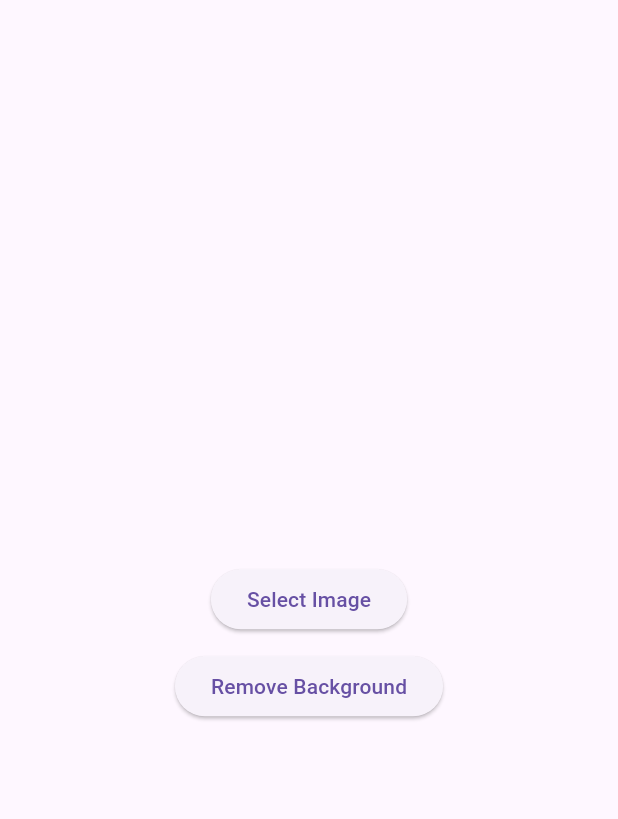
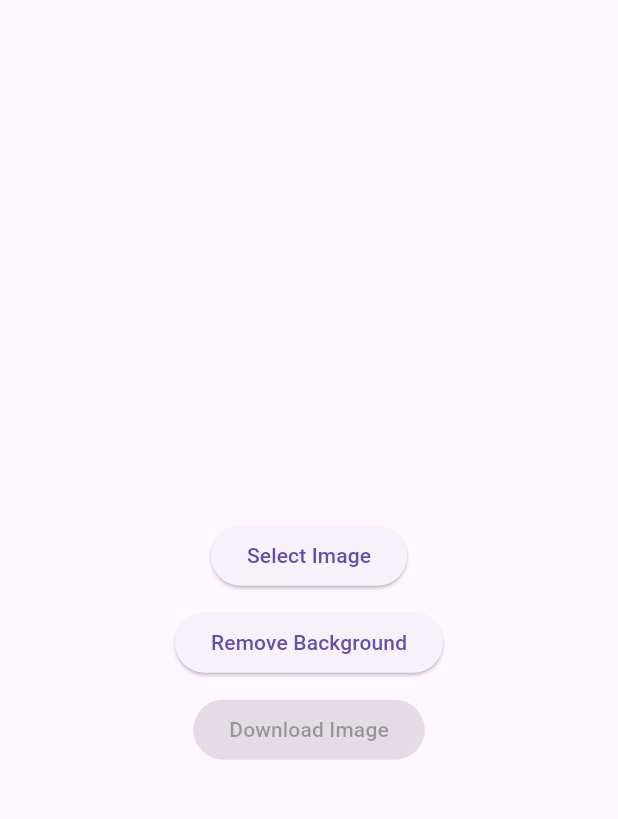
Before and after one commit to apon10510/background_remove_flutter, a Flutter app: the screen it shows after launch, after a tap on "Select Image", on a phone screen of 412 x 824 dp, the part 63-882 px from its top. Run offline on Flutter 3.47's test engine with Material 3 defaults, Android fonts, the phone set to English and light mode, and no system bars; missing offline and left inert: dart:html.

Commit message:
image save add

```diff
--- a/frontend/lib/main.dart
+++ b/frontend/lib/main.dart
@@ -1,8 +1,7 @@
 import 'dart:typed_data';
+import 'dart:html' as html;
 import 'package:flutter/material.dart';
-import 'package:image_picker/image_picker.dart';
 import 'package:http/http.dart' as http;
-import 'package:http_parser/http_parser.dart';
 
 void main() {
   runApp(MyApp());
@@ -32,48 +31,46 @@ class _HomePageState extends State<HomePage> {
   String _statusMessage = '';
 
   Future<void> _getImage() async {
-    try {
-      final picker = ImagePicker();
-      final pickedFile = await picker.pickImage(source: ImageSource.gallery);
+    final html.FileUploadInputElement input = html.FileUploadInputElement()..accept = 'image/*';
+    input.click();
 
-      if (pickedFile != null) {
-        final bytes = await pickedFile.readAsBytes();
-        setState(() {
-          _imageBytes = bytes;
-          _imageName = pickedFile.name;
-          _processedImageBytes = null;
-          _statusMessage = 'Image selected: ${pickedFile.name}';
-        });
-      }
-    } catch (e) {
+    await input.onChange.first;
+    if (input.files!.isNotEmpty) {
+      final file = input.files![0];
+      final reader = html.FileReader();
+      reader.readAsArrayBuffer(file);
+      await reader.onLoad.first;
+
       setState(() {
-        _statusMessage = 'Error picking image: $e';
+        _imageBytes = reader.result as Uint8List;
+        _imageName = file.name;
+        _processedImageBytes = null;
+        _statusMessage = 'Image selected: ${file.name}';
       });
     }
   }
 
   Future<void> _removeBackground() async {
-    if (_imageBytes == null) return;
-
+    if (_imageBytes == null) {
+      setState(() {
+        _statusMessage = 'Please select an image first';
+      });
+      return;
+    }
     setState(() {
       _isLoading = true;
       _statusMessage = 'Processing image...';
     });
-
     try {
       final url = Uri.parse('http://localhost:5000/remove_background');
       var request = http.MultipartRequest('POST', url);
-
       request.files.add(http.MultipartFile.fromBytes(
-        'image',
+        'file',  // Changed from 'image' to 'file' to match Flask expectation
         _imageBytes!,
         filename: _imageName ?? 'image.jpg',
-        contentType: MediaType('image', 'jpeg'),
       ));
-
       var streamedResponse = await request.send();
       var response = await http.Response.fromStream(streamedResponse);
-
       if (response.statusCode == 200) {
         setState(() {
           _processedImageBytes = response.bodyBytes;
@@ -91,6 +88,27 @@ class _HomePageState extends State<HomePage> {
         _isLoading = false;
       });
     }
+  }
+
+  void _saveImage() {
+    if (_processedImageBytes == null) {
+      setState(() {
+        _statusMessage = 'No processed image to save';
+      });
+      return;
+    }
+
+    final blob = html.Blob([_processedImageBytes]);
+    final url = html.Url.createObjectUrlFromBlob(blob);
+    final anchor = html.AnchorElement(href: url)
+      ..setAttribute("download", "background_removed.png")
+      ..click();
+
+    html.Url.revokeObjectUrl(url);
+
+    setState(() {
+      _statusMessage = 'Image download started';
+    });
   }
 
   @override
@@ -120,6 +138,11 @@ class _HomePageState extends State<HomePage> {
                     ? CircularProgressIndicator()
                     : Text('Remove Background'),
               ),
+              SizedBox(height: 10),
+              ElevatedButton(
+                onPressed: _processedImageBytes != null ? _saveImage : null,
+                child: Text('Download Image'),
+              ),
             ],
           ),
         ),
--- a/frontend/pubspec.yaml
+++ b/frontend/pubspec.yaml
@@ -37,6 +37,8 @@ dependencies:
   cupertino_icons: ^1.0.8
   image_picker: ^1.1.2
   http: ^1.2.1
+  image_gallery_saver:
+  permission_handler:
 
 dev_dependencies:
   flutter_test:
```
Also changed, not shown: frontend/lib/screens/home_page.dart (deleted, +0 -45 lines), frontend/lib/services/background_removal_service.dart (deleted, +0 -24 lines), frontend/pubspec.lock, 3 other files.
